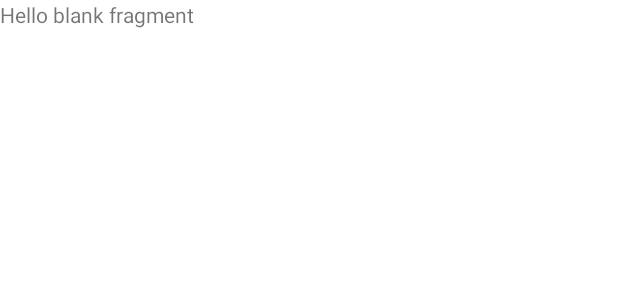
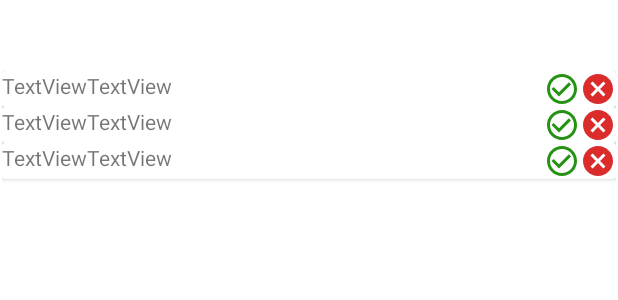
Before and after one commit to burcaksahn/butikapp, an Android app: the layout fragment_buy_request.xml on its own in the app's theme, with its tools: preview values and no code run, on a phone screen of 412 x 824 dp. Shown: the top 300 px of the screen. Run offline under Robolectric (Android 15) with nearby library versions, the phone set to English and light mode, and no system bars.

Commit message:
Buy Request Adapter Added

```diff
--- /dev/null
+++ b/app/src/main/java/com/example/butikapp/ui/admin/buyrequest/BuyRequestModel.kt
@@ -0,0 +1,3 @@
+package com.example.butikapp.ui.admin.buyrequest
+
+data class BuyRequestModel(val buyRequestItemId:String, val buyRequestBuyer: String)
--- a/app/src/main/java/com/example/butikapp/ui/admin/panel/AdminPanelFragment.kt
+++ b/app/src/main/java/com/example/butikapp/ui/admin/panel/AdminPanelFragment.kt
@@ -38,6 +38,7 @@ class AdminPanelFragment : Fragment() {
         super.onViewCreated(view, savedInstanceState)
         initialUI()
         initialVM()
+        initialRecycler()
     }
     private fun initialUI(){
         MyApp.appComponent.inject(this)
--- a/app/src/main/java/com/example/butikapp/utils/AdminPanalAdapter.kt
+++ b/app/src/main/java/com/example/butikapp/utils/AdminPanalAdapter.kt
@@ -10,8 +10,8 @@ import androidx.recyclerview.widget.RecyclerView
 import com.example.butikapp.R
 import com.example.butikapp.ui.admin.panel.AdminPanelModel
 
-class DetailProductAdapter(
-) : ListAdapter<AdminPanelModel, DetailProductAdapter.FragmentHolder>(
+class AdminPanalAdapter(
+) : ListAdapter<AdminPanelModel, AdminPanalAdapter.FragmentHolder>(
     diffCallback
 ) {
     override fun onCreateViewHolder(parent: ViewGroup, viewType: Int): FragmentHolder {
--- /dev/null
+++ b/app/src/main/res/drawable/ic_buy_request_accepted.xml
@@ -0,0 +1,5 @@
+<vector android:height="24dp" android:tint="#269213"
+    android:viewportHeight="24" android:viewportWidth="24"
+    android:width="24dp" xmlns:android="http://schemas.android.com/apk/res/android">
+    <path android:fillColor="@android:color/white" android:pathData="M16.59,7.58L10,14.17l-3.59,-3.58L5,12l5,5 8,-8zM12,2C6.48,2 2,6.48 2,12s4.48,10 10,10 10,-4.48 10,-10S17.52,2 12,2zM12,20c-4.42,0 -8,-3.58 -8,-8s3.58,-8 8,-8 8,3.58 8,8 -3.58,8 -8,8z"/>
+</vector>
--- /dev/null
+++ b/app/src/main/res/drawable/ic_buy_request_cancel.xml
@@ -0,0 +1,5 @@
+<vector android:height="24dp" android:tint="#DB2C2C"
+    android:viewportHeight="24" android:viewportWidth="24"
+    android:width="24dp" xmlns:android="http://schemas.android.com/apk/res/android">
+    <path android:fillColor="@android:color/white" android:pathData="M12,2C6.47,2 2,6.47 2,12s4.47,10 10,10 10,-4.47 10,-10S17.53,2 12,2zM17,15.59L15.59,17 12,13.41 8.41,17 7,15.59 10.59,12 7,8.41 8.41,7 12,10.59 15.59,7 17,8.41 13.41,12 17,15.59z"/>
+</vector>
--- a/app/src/main/res/layout/fragment_buy_request.xml
+++ b/app/src/main/res/layout/fragment_buy_request.xml
@@ -1,14 +1,19 @@
 <?xml version="1.0" encoding="utf-8"?>
-<FrameLayout xmlns:android="http://schemas.android.com/apk/res/android"
+<androidx.constraintlayout.widget.ConstraintLayout xmlns:android="http://schemas.android.com/apk/res/android"
+    xmlns:app="http://schemas.android.com/apk/res-auto"
     xmlns:tools="http://schemas.android.com/tools"
     android:layout_width="match_parent"
     android:layout_height="match_parent"
     tools:context=".ui.admin.buyrequest.BuyRequestFragment">
 
-    <!-- TODO: Update blank fragment layout -->
-    <TextView
-        android:layout_width="match_parent"
-        android:layout_height="match_parent"
-        android:text="@string/hello_blank_fragment" />
 
-</FrameLayout>
+    <androidx.recyclerview.widget.RecyclerView
+        android:id="@+id/buyRequestRecycler"
+        android:layout_width="409dp"
+        android:layout_height="729dp"
+        app:layout_constraintBottom_toBottomOf="parent"
+        app:layout_constraintEnd_toEndOf="parent"
+        app:layout_constraintStart_toStartOf="parent"
+        app:layout_constraintTop_toTopOf="parent"
+        tools:listitem="@layout/item_buy_request"/>
+</androidx.constraintlayout.widget.ConstraintLayout>
--- /dev/null
+++ b/app/src/main/res/layout/item_buy_request.xml
@@ -0,0 +1,47 @@
+<?xml version="1.0" encoding="utf-8"?>
+<androidx.cardview.widget.CardView xmlns:android="http://schemas.android.com/apk/res/android"
+    xmlns:app="http://schemas.android.com/apk/res-auto"
+    xmlns:tools="http://schemas.android.com/tools"
+    android:layout_width="match_parent"
+    android:layout_height="wrap_content">
+
+    <androidx.constraintlayout.widget.ConstraintLayout
+        android:layout_width="match_parent"
+        android:layout_height="match_parent">
+
+
+        <TextView
+            android:id="@+id/itemBuyRequestid"
+            android:layout_width="wrap_content"
+            android:layout_height="wrap_content"
+            android:text="TextView"
+            app:layout_constraintStart_toStartOf="parent"
+            app:layout_constraintTop_toTopOf="parent" />
+
+        <TextView
+            android:id="@+id/itemBuyRequestPersonName"
+            android:layout_width="wrap_content"
+            android:layout_height="wrap_content"
+            android:text="TextView"
+            app:layout_constraintStart_toEndOf="@+id/itemBuyRequestid"
+            app:layout_constraintTop_toTopOf="parent" />
+
+        <ImageView
+            android:id="@+id/itemBuyRequestAccepted"
+            android:layout_width="wrap_content"
+            android:layout_height="wrap_content"
+            app:layout_constraintEnd_toStartOf="@+id/itemBuyRequestDecline"
+            app:layout_constraintTop_toTopOf="parent"
+            app:srcCompat="@drawable/ic_buy_request_accepted" />
+
+        <ImageView
+            android:id="@+id/itemBuyRequestDecline"
+            android:layout_width="wrap_content"
+            android:layout_height="wrap_content"
+            app:layout_constraintEnd_toEndOf="parent"
+            app:layout_constraintTop_toTopOf="parent"
+            app:srcCompat="@drawable/ic_buy_request_cancel" />
+    </androidx.constraintlayout.widget.ConstraintLayout>
+
+
+</androidx.cardview.widget.CardView>
```
Also changed, not shown: app/src/main/java/com/example/butikapp/ui/admin/buyrequest/BuyRequestFragment.kt (+30 -1 lines), app/src/main/java/com/example/butikapp/ui/admin/buyrequest/BuyRequestViewModel.kt (+22 -0 lines), app/src/main/java/com/example/butikapp/utils/BuyRequestAdapter.kt (added, +63 -0 lines), app/src/main/java/com/example/butikapp/utils/BuyRequestClick.kt (added, +11 -0 lines).
